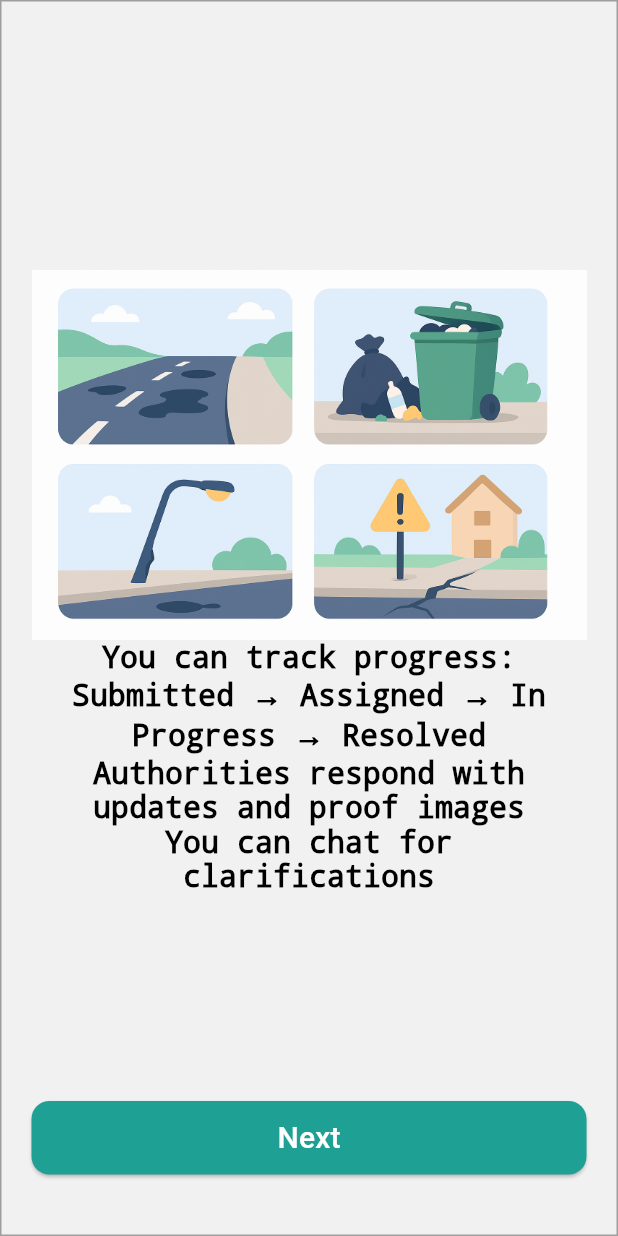
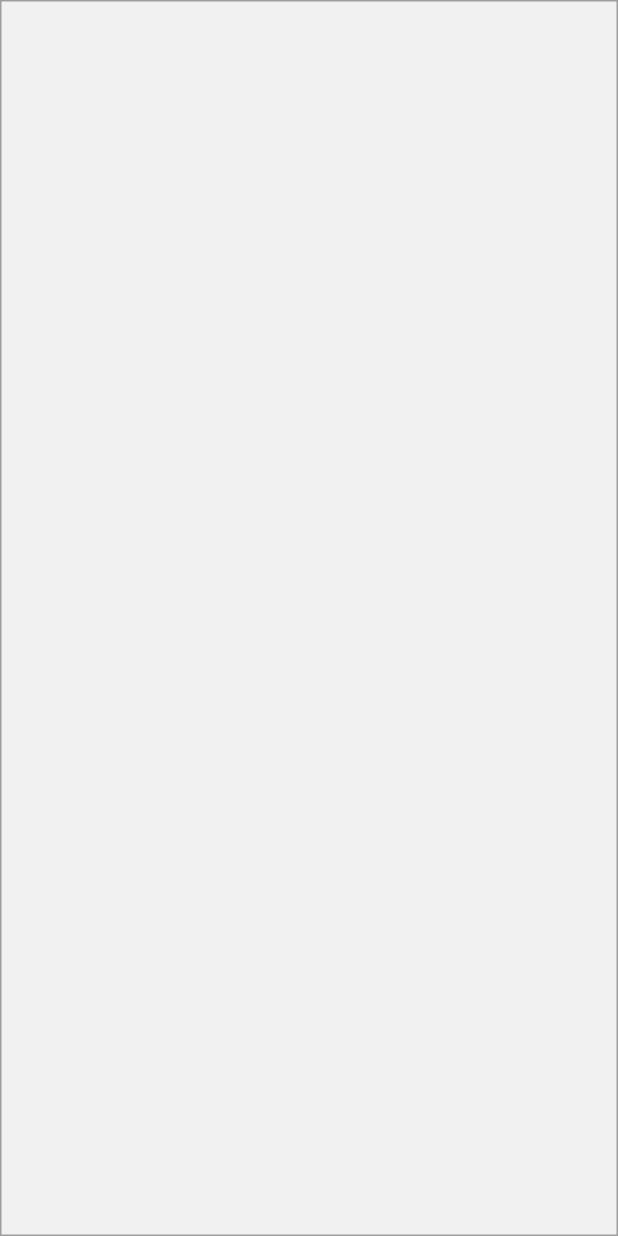
Before and after one commit to anubhav-chaulagain/fix_my_town, a Flutter app: the screen it shows after launch, on a phone screen of 412 x 824 dp. Run offline on Flutter 3.47's test engine with Material 3 defaults, Android fonts, the light colour scheme and no system bars.

Commit message:
create text form field

```diff
--- a/lib/app.dart
+++ b/lib/app.dart
@@ -1,7 +1,4 @@
-import 'package:fix_my_town/screens/onboarding_screen_one.dart';
-import 'package:fix_my_town/screens/onboarding_screen_three.dart';
-import 'package:fix_my_town/screens/onboarding_screen_two.dart';
-import 'package:fix_my_town/screens/splash_screen.dart';
+import 'package:fix_my_town/screens/signup_screen.dart';
 import 'package:flutter/material.dart';
 
 class App extends StatelessWidget {
@@ -9,9 +6,6 @@ class App extends StatelessWidget {
 
   @override
   Widget build(BuildContext context) {
-    return MaterialApp(
-      debugShowCheckedModeBanner: false,
-      home: OnboardingScreenThree(),
-    );
+    return MaterialApp(debugShowCheckedModeBanner: false, home: SignupScreen());
   }
 }
--- a/lib/screens/onboarding_screen_three.dart
+++ /dev/null
@@ -1,70 +0,0 @@
-import 'package:fix_my_town/widgets/my_button.dart';
-import 'package:flutter/material.dart';
-
-class OnboardingScreenThree extends StatelessWidget {
-  const OnboardingScreenThree({super.key});
-
-  @override
-  Widget build(BuildContext context) {
-    return Container(
-      width: double.infinity,
-      height: double.infinity,
-      decoration: BoxDecoration(
-        color: const Color(0xFFF1F1F1),
-        border: Border.all(color: Colors.grey),
-      ),
-      padding: EdgeInsets.symmetric(horizontal: 20, vertical: 40),
-      child: SafeArea(
-        child: Column(
-          mainAxisAlignment: MainAxisAlignment.center,
-          children: [
-            Spacer(),
-            Image.asset("assets/images/problems.png"),
-            Text(
-              "You can track progress:",
-              textAlign: TextAlign.center,
-              style: TextStyle(
-                fontSize: 20,
-                color: Colors.black,
-                decoration: TextDecoration.none,
-              ),
-            ),
-            Text(
-              "Submitted → Assigned → In Progress → Resolved",
-              textAlign: TextAlign.center,
-              style: TextStyle(
-                fontSize: 20,
-                color: Colors.black,
-                decoration: TextDecoration.none,
-              ),
-            ),
-            Text(
-              "Authorities respond with updates and proof images",
-              textAlign: TextAlign.center,
-              style: TextStyle(
-                fontSize: 20,
-                color: Colors.black,
-                decoration: TextDecoration.none,
-              ),
-            ),
-            Text(
-              "You can chat for clarifications",
-              textAlign: TextAlign.center,
-              style: TextStyle(
-                fontSize: 20,
-                color: Colors.black,
-                decoration: TextDecoration.none,
-              ),
-            ),
-            Spacer(),
-            MyButton(
-              onPressed: () {},
-              text: "Next",
-              type: MyButtonType.elevated,
-            ),
-          ],
-        ),
-      ),
-    );
-  }
-}
--- /dev/null
+++ b/lib/screens/signup_screen.dart
@@ -0,0 +1,22 @@
+import 'package:flutter/material.dart';
+
+class SignupScreen extends StatelessWidget {
+  const SignupScreen({super.key});
+
+  @override
+  Widget build(BuildContext context) {
+    return Container(
+      width: double.infinity,
+      height: double.infinity,
+      decoration: BoxDecoration(
+        color: const Color(0xFFF1F1F1),
+        border: Border.all(color: Colors.grey),
+      ),
+      padding: EdgeInsets.symmetric(horizontal: 20, vertical: 40),
+      child: SafeArea(child: Column(children: [
+
+        ],
+      )),
+    );
+  }
+}
```
Also changed, not shown: lib/screens/onboarding_screen_one.dart (deleted, +0 -43 lines), lib/screens/onboarding_screen_two.dart (deleted, +0 -43 lines), lib/screens/splash_screen.dart (deleted, +0 -71 lines), lib/widgets/my_text_form_field_login.dart (added, +37 -0 lines).
